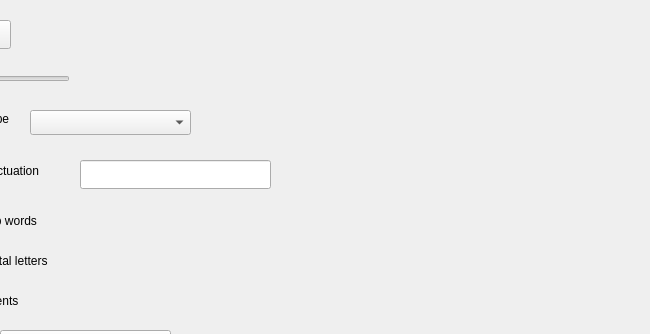
Above: video_summary/templates/SubtitlesOptions.ui from seekever/VideoSummary before the change; both pictures show x 150 to 800 and y 0 to 334 of the 800 by 600 pixel window. Below: the same form after it.
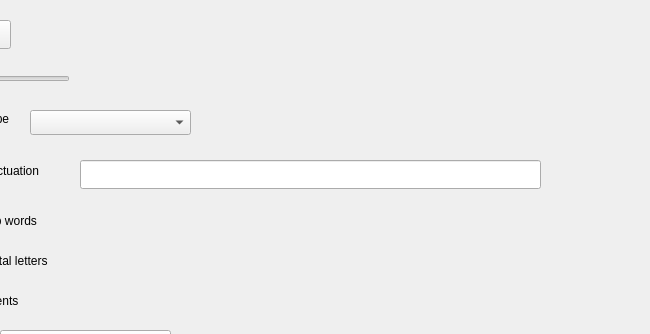
That is the form after the change.

```diff
--- a/video_summary/templates/SubtitlesOptions.ui
+++ b/video_summary/templates/SubtitlesOptions.ui
@@ -74,7 +74,7 @@
      <rect>
       <x>230</x>
       <y>160</y>
-      <width>191</width>
+      <width>461</width>
       <height>29</height>
      </rect>
     </property>
```
